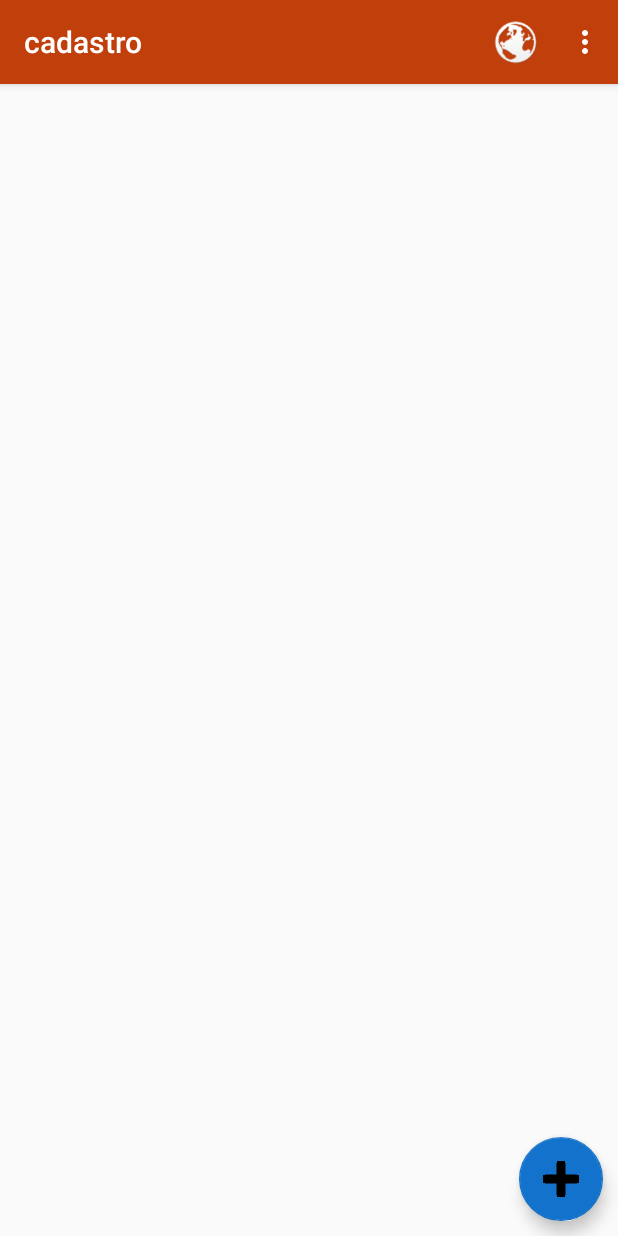
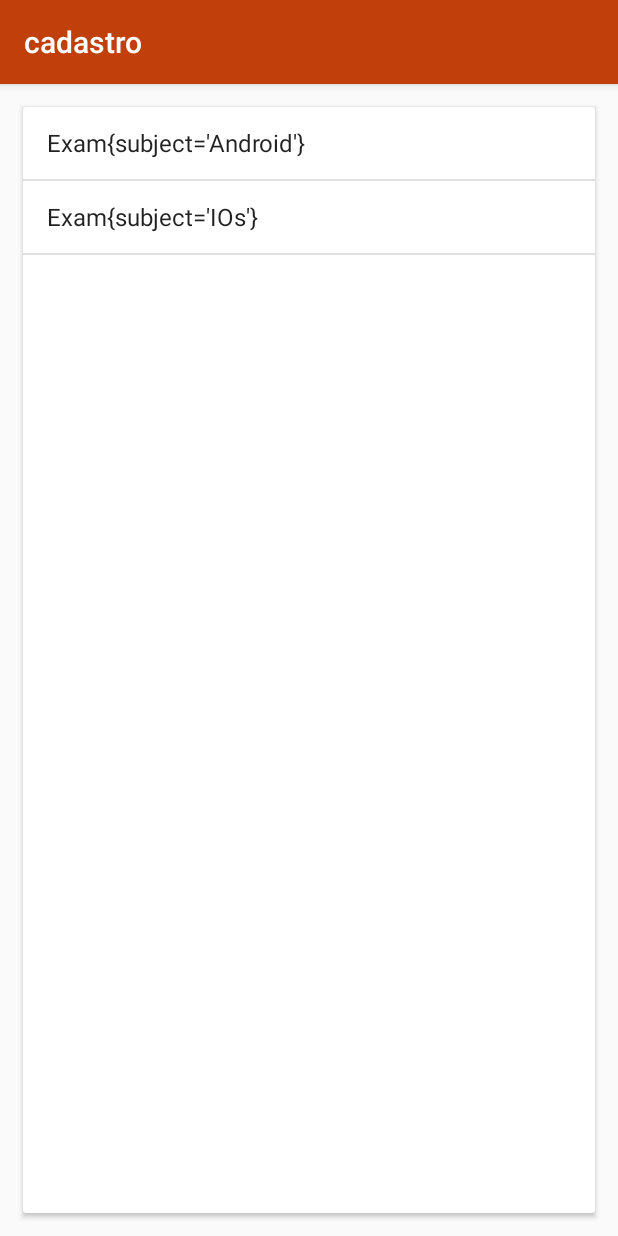
Before and after one commit to heitorganzeli/android-student-manager, an Android app: the screen it shows after launch (ListaAlunosActivity before the commit, ExamsActivity after it), in the options menu, after a tap on "Baixar provas", on a phone screen of 412 x 824 dp. Run offline under Robolectric (Android 15) with nearby library versions, the phone set to English and light mode, and no system bars; our stand-ins replace Room's generated code; libraries missing offline, so code that uses them is left out: android.arch.persistence.

Commit message:
working with fragments

```diff
--- a/app/build.gradle
+++ b/app/build.gradle
@@ -32,4 +32,5 @@
     annotationProcessor "android.arch.persistence.room:compiler:$room_version"
     // use kapt for Kotlin
     implementation 'com.squareup.okhttp3:okhttp:3.11.0'
+    implementation 'com.android.support:cardview-v7:28.0.0'
 }
--- a/app/src/main/AndroidManifest.xml
+++ b/app/src/main/AndroidManifest.xml
@@ -14,16 +14,17 @@
         android:label="@string/app_name"
         android:supportsRtl="true"
         android:theme="@style/AppTheme">
-        <activity android:name=".ListaAlunosActivity">
+        <activity android:name=".activity.ListaAlunosActivity">
             <intent-filter>
                 <action android:name="android.intent.action.MAIN" />
 
                 <category android:name="android.intent.category.LAUNCHER" />
             </intent-filter>
         </activity>
-        <activity android:name=".FormularioActivity" >
+        <activity android:name=".activity.FormularioActivity" >
 
         </activity>
+        <activity android:name=".activity.ExamsActivity" />
 
         <receiver android:name=".broadcast.SmsReceiver">
             <intent-filter>
--- /dev/null
+++ b/app/src/main/java/br/com/caelum/cadastro/activity/ExamsActivity.java
@@ -0,0 +1,30 @@
+package br.com.caelum.cadastro.activity;
+
+import android.os.Bundle;
+import android.os.PersistableBundle;
+import android.support.annotation.Nullable;
+import android.support.v4.app.FragmentManager;
+import android.support.v4.app.FragmentTransaction;
+import android.support.v7.app.AppCompatActivity;
+import android.util.Log;
+
+import br.com.caelum.cadastro.R;
+import br.com.caelum.cadastro.fragment.ExamsFragment;
+
+public class ExamsActivity extends AppCompatActivity {
+    @Override
+    public void onCreate(@Nullable Bundle savedInstanceState) {
+        super.onCreate(savedInstanceState);
+        setContentView(R.layout.exams_activity);
+
+        FragmentManager fragmentManager = getSupportFragmentManager();
+
+        FragmentTransaction transaction = fragmentManager.beginTransaction();
+        Log.e("inflate", "transaction");
+
+        transaction.replace(R.id.exams_activity_frame, new ExamsFragment());
+
+        transaction.commit();
+
+    }
+}
--- a/app/src/main/java/br/com/caelum/cadastro/FormularioActivity.java
+++ b/app/src/main/java/br/com/caelum/cadastro/activity/FormularioActivity.java
@@ -1,4 +1,4 @@
-package br.com.caelum.cadastro;
+package br.com.caelum.cadastro.activity;
 
 import android.content.Intent;
 import android.net.Uri;
@@ -14,6 +14,8 @@
 
 import java.io.File;
 
+import br.com.caelum.cadastro.CadastroApplication;
+import br.com.caelum.cadastro.R;
 import br.com.caelum.cadastro.database.AlunoDao;
 import br.com.caelum.cadastro.helper.FormularioHelper;
 import br.com.caelum.cadastro.model.Aluno;
--- a/app/src/main/java/br/com/caelum/cadastro/ListaAlunosActivity.java
+++ b/app/src/main/java/br/com/caelum/cadastro/activity/ListaAlunosActivity.java
@@ -1,4 +1,4 @@
-package br.com.caelum.cadastro;
+package br.com.caelum.cadastro.activity;
 
 import android.content.Context;
 import android.content.DialogInterface;
@@ -16,16 +16,17 @@
 import android.view.View;
 import android.widget.AdapterView;
 import android.widget.ListView;
-import android.widget.Toast;
 
 import java.util.List;
 
+import br.com.caelum.cadastro.CadastroApplication;
+import br.com.caelum.cadastro.Permission;
+import br.com.caelum.cadastro.R;
 import br.com.caelum.cadastro.adapter.StudentAdatpter;
 import br.com.caelum.cadastro.converter.AlunoConverter;
 import br.com.caelum.cadastro.database.AlunoDao;
 import br.com.caelum.cadastro.model.Aluno;
 import br.com.caelum.cadastro.service.SendStudentsTask;
-import br.com.caelum.cadastro.service.WebClient;
 
 import static android.widget.AdapterView.*;
 
@@ -90,7 +91,11 @@
 
                 new SendStudentsTask(this).execute(converter.toJSON(students));
 
-            return true;
+                return true;
+            case R.id.list_menu_fetch_exams:
+                Intent examsIntent = new Intent(this, ExamsActivity.class);
+                startActivity(examsIntent);
+                return true;
 
             default:
                 return super.onOptionsItemSelected(item);
@@ -155,7 +160,6 @@
         site.setIntent(siteIntent);
 
 
-
         delete.setOnMenuItemClickListener(new MenuItem.OnMenuItemClickListener() {
             @Override
             public boolean onMenuItemClick(MenuItem menuItem) {
--- /dev/null
+++ b/app/src/main/java/br/com/caelum/cadastro/fragment/ExamsFragment.java
@@ -0,0 +1,47 @@
+package br.com.caelum.cadastro.fragment;
+
+import android.os.Bundle;
+import android.support.annotation.NonNull;
+import android.support.annotation.Nullable;
+import android.support.v4.app.Fragment;
+import android.util.Log;
+import android.view.LayoutInflater;
+import android.view.View;
+import android.view.ViewGroup;
+import android.widget.ArrayAdapter;
+import android.widget.ListView;
+
+import java.util.ArrayList;
+import java.util.Date;
+import java.util.List;
+
+import br.com.caelum.cadastro.R;
+import br.com.caelum.cadastro.model.Exam;
+
+public class ExamsFragment extends Fragment {
+    @Nullable
+    @Override
+    public View onCreateView(@NonNull LayoutInflater inflater, @Nullable ViewGroup container, @Nullable Bundle savedInstanceState) {
+        View view = inflater.inflate(R.layout.fragment_exams_list, container, false);
+
+        Log.e("inflate", "inflating fragment");
+
+        ListView examsList = view.findViewById(R.id.fragment_exams_list);
+
+        ArrayAdapter<Exam> adapter = new ArrayAdapter<>(getContext(), android.R.layout.simple_list_item_1, listExams());
+
+        examsList.setAdapter(adapter);
+
+        return view;
+    }
+
+    private List<Exam> listExams() {
+        List<Exam> exams = new ArrayList<>();
+
+        exams.add(new Exam(new Date(), "Android"));
+        exams.add(new Exam(new Date(), "IOs"));
+
+        return exams;
+
+    }
+}
--- a/app/src/main/java/br/com/caelum/cadastro/helper/FormularioHelper.java
+++ b/app/src/main/java/br/com/caelum/cadastro/helper/FormularioHelper.java
@@ -2,15 +2,13 @@
 
 import android.graphics.Bitmap;
 import android.graphics.BitmapFactory;
-import android.provider.ContactsContract;
 import android.support.design.widget.FloatingActionButton;
 import android.support.design.widget.TextInputLayout;
-import android.view.View;
 import android.widget.EditText;
 import android.widget.ImageView;
 import android.widget.RatingBar;
 
-import br.com.caelum.cadastro.FormularioActivity;
+import br.com.caelum.cadastro.activity.FormularioActivity;
 import br.com.caelum.cadastro.R;
 import br.com.caelum.cadastro.model.Aluno;
 
--- /dev/null
+++ b/app/src/main/java/br/com/caelum/cadastro/model/Exam.java
@@ -0,0 +1,38 @@
+package br.com.caelum.cadastro.model;
+
+import java.util.Date;
+
+public class Exam {
+
+    private Date date;
+    private String subject;
+
+    public Exam(Date date, String suject) {
+        this.date = date;
+        this.subject = suject;
+    }
+
+    public Date getDate() {
+
+        return date;
+    }
+
+    public void setDate(Date date) {
+        this.date = date;
+    }
+
+    public String getSubject() {
+        return subject;
+    }
+
+    public void setSubject(String subject) {
+        this.subject = subject;
+    }
+
+    @Override
+    public String toString() {
+        return "Exam{" +
+                "subject='" + subject + '\'' +
+                '}';
+    }
+}
--- /dev/null
+++ b/app/src/main/res/layout/exams_activity.xml
@@ -0,0 +1,11 @@
+<?xml version="1.0" encoding="utf-8"?>
+<LinearLayout xmlns:android="http://schemas.android.com/apk/res/android"
+    android:orientation="vertical" android:layout_width="match_parent"
+    android:layout_height="match_parent">
+
+    <FrameLayout
+        android:id="@+id/exams_activity_frame"
+        android:layout_width="match_parent"
+        android:layout_height="match_parent" />
+
+</LinearLayout>
--- /dev/null
+++ b/app/src/main/res/layout/fragment_exams_list.xml
@@ -0,0 +1,14 @@
+<?xml version="1.0" encoding="utf-8"?>
+<android.support.v7.widget.CardView
+    xmlns:android="http://schemas.android.com/apk/res/android"
+    android:layout_width="match_parent"
+    android:layout_height="match_parent"
+    android:layout_margin="15dp"
+    android:elevation="30dp">
+
+    <ListView
+        android:id="@+id/fragment_exams_list"
+        android:layout_width="match_parent"
+        android:layout_height="match_parent" />
+
+</android.support.v7.widget.CardView>
```
